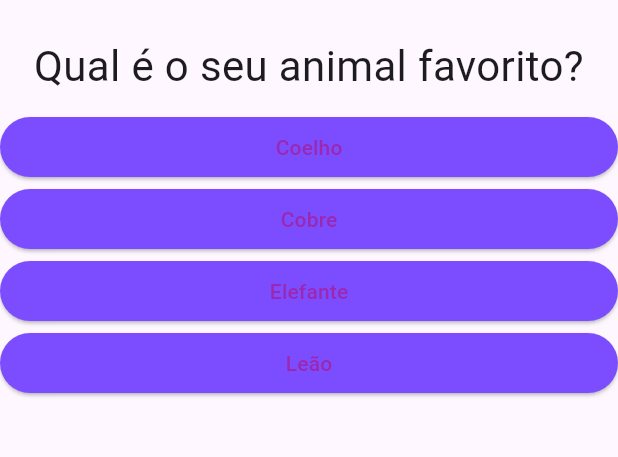
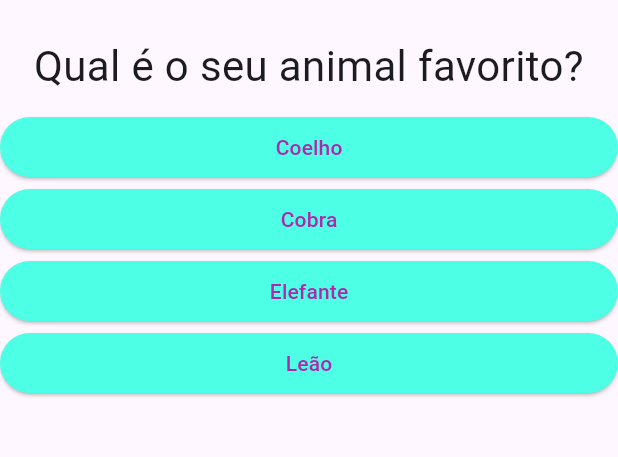
Before and after one commit to Pepwt/Pj_Resposta, a Flutter app: the screen it shows after launch, after a tap on "Preto", on a phone screen of 412 x 824 dp, the part 63-520 px from its top. Run offline on Flutter 3.47's test engine with Material 3 defaults, Android fonts, the phone set to English and light mode, and no system bars.

```diff
--- a/lib/main.dart
+++ b/lib/main.dart
@@ -1,71 +1,58 @@
 import 'package:flutter/material.dart';
-import './questao.dart';
-import './resposta.dart';
+import './questionario.dart';
+import './resultado.dart';
 
 void main() => runApp(PerguntaApp());
 
-class _PerguntaAppState extends State<PerguntaApp>{
+class PerguntaApp extends StatefulWidget {
+  @override
+  _PerguntaAppState createState() => _PerguntaAppState();
+}
 
+class _PerguntaAppState extends State<PerguntaApp> {
   var _perguntaSelecionada = 0;
 
-  void _responder() {
-    setState(() {
-    _perguntaSelecionada++;
-    });
-    print(_perguntaSelecionada);
-  }
-
-  @override
-  Widget build(BuildContext context) {
-    final List<Map<String, Object>>perguntas = [
+  final _perguntas = const [
     {
       'texto': 'Qual é a sua cor favorita?',
       'respostas': ['Preto', 'Vermelho', 'Verde', 'Branco'],
     },
     {
       'texto': 'Qual é o seu animal favorito?',
-       'respostas': ['Coelho', 'Cobre', 'Elefante', 'Leão'],
-
+      'respostas': ['Coelho', 'Cobra', 'Elefante', 'Leão'],
     },
     {
-         'texto' : 'Qual é o seu instrutor favorito?',
-         'respostas' : ['Maria', 'João', 'Leo', 'Pedro'],
+      'texto': 'Qual é o seu instrutor favorito?',
+      'respostas': ['Maria', 'João', 'Leo', 'Pedro'],
+    }
+  ];
+
+  void _responder() {
+    if (temPerguntaSelecionada) {
+      setState(() {
+        _perguntaSelecionada++;
+      });
+    }
   }
 
-    ];
+  bool get temPerguntaSelecionada {
+    return _perguntaSelecionada < _perguntas.length;
+  }
 
-List<String> respostas = perguntas[_perguntaSelecionada]['respostas'] as List<String>;
-List<Widget> widgets = respostas
-.map((t) => Resposta(t, _responder))
-.toList();
-
-  // for(String textoResp in perguntas[_perguntaSelecionada]['respostas'] as List<String>) {
-  //widgets.add(Resposta(textoResp, _responder));
-//}
-
-
+  @override
+  Widget build(BuildContext context) {
     return MaterialApp(
       home: Scaffold(
         appBar: AppBar(
           title: Text('Perguntas'),
         ),
-        body: Column(
-          children: <Widget>[
-            Questao(perguntas[_perguntaSelecionada]['texto']as String),
-           ...respostas.map((t) => Resposta(t, _responder)).toList(),
-          ],
-        ),
+        body: temPerguntaSelecionada
+            ? Questionario(
+                perguntas: _perguntas,
+                perguntaSelecionada: _perguntaSelecionada,
+                quandoResponder: _responder)
+            : Resultado(),
       ),
     );
   }
 }
-
-class PerguntaApp extends StatefulWidget {
-
-
-  _PerguntaAppState createState() {
-    return _PerguntaAppState();
-  }
-
-
-}
--- /dev/null
+++ b/lib/questionario.dart
@@ -0,0 +1,32 @@
+import 'package:flutter/material.dart';
+import './questao.dart';
+import './resposta.dart';
+
+class Questionario extends StatelessWidget {
+ final List<Map<String, Object>> perguntas;
+ final int perguntaSelecionada;
+ final void Function() quandoResponder;
+
+ Questionario({
+  required this.perguntas,
+  required this.perguntaSelecionada,
+  required this.quandoResponder,
+ });
+
+  bool get temPerguntaSelecionada {
+    return perguntaSelecionada < perguntas.length;
+  }
+
+  @override
+  Widget build(BuildContext context) {
+     List<String>? respostas =
+        temPerguntaSelecionada ? perguntas[perguntaSelecionada]['respostas'] as List<String> : null;
+
+    return Column(
+      children: <Widget>[
+        Questao(perguntas[perguntaSelecionada]['texto'] as String),
+        ...(respostas ?? []).map((t) => Resposta(t, quandoResponder)).toList(),
+      ],
+    );
+  }
+}
--- a/lib/resposta.dart
+++ b/lib/resposta.dart
@@ -12,8 +12,8 @@ class Resposta extends StatelessWidget {
       width: double.infinity,
       child: ElevatedButton(
         style: ButtonStyle(
-          backgroundColor: MaterialStateProperty.all<Color>(Colors.deepPurpleAccent), // Define a cor de fundo
-          foregroundColor: MaterialStateProperty.all<Color>(Colors.purple), // Define a cor do texto
+          backgroundColor: MaterialStateProperty.all<Color>(Color.fromARGB(255, 77, 255, 228)), // Define a cor de fundo
+          foregroundColor: MaterialStateProperty.all<Color>(Color.fromARGB(255, 176, 39, 171)), // Define a cor do texto
         ),
         onPressed: quandoSelecionado,
         child: Text(texto),
--- /dev/null
+++ b/lib/resultado.dart
@@ -0,0 +1,13 @@
+import 'package:flutter/widgets.dart';
+
+class Resultado extends StatelessWidget {
+  @override
+  Widget build(BuildContext context) {
+    return Center(
+      child: Text(
+        'Parabéns!',
+        style: TextStyle(fontSize: 20),
+      ),
+    );
+  }
+}
```
Lines whose indentation alone changed are shown as unchanged.
